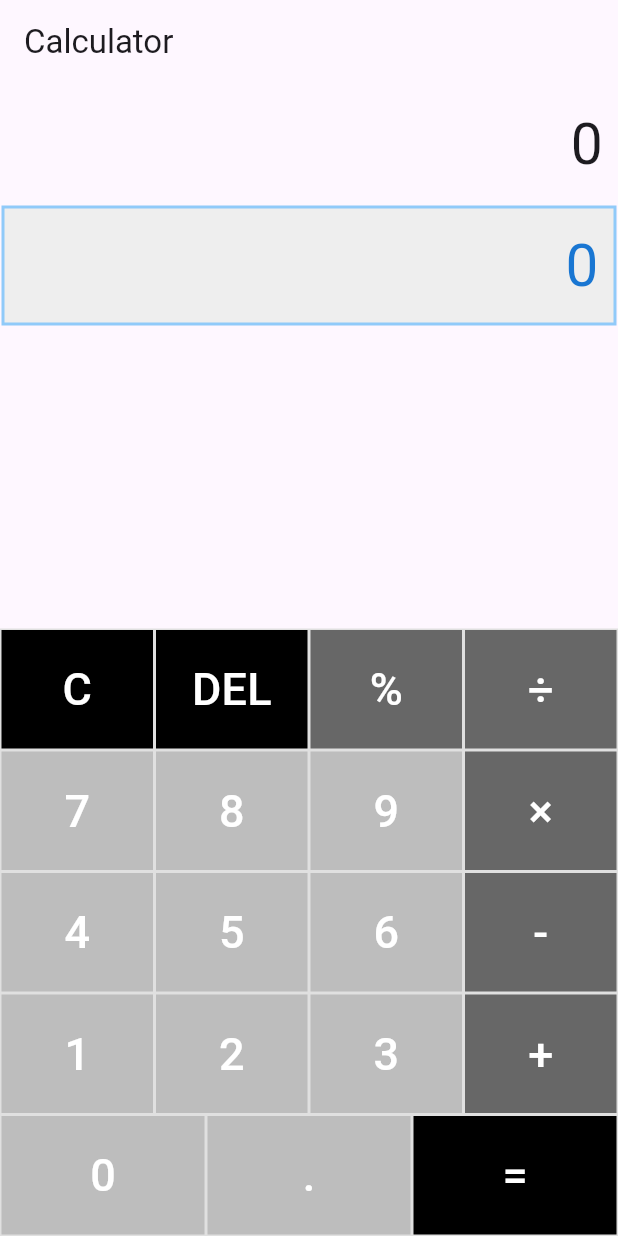
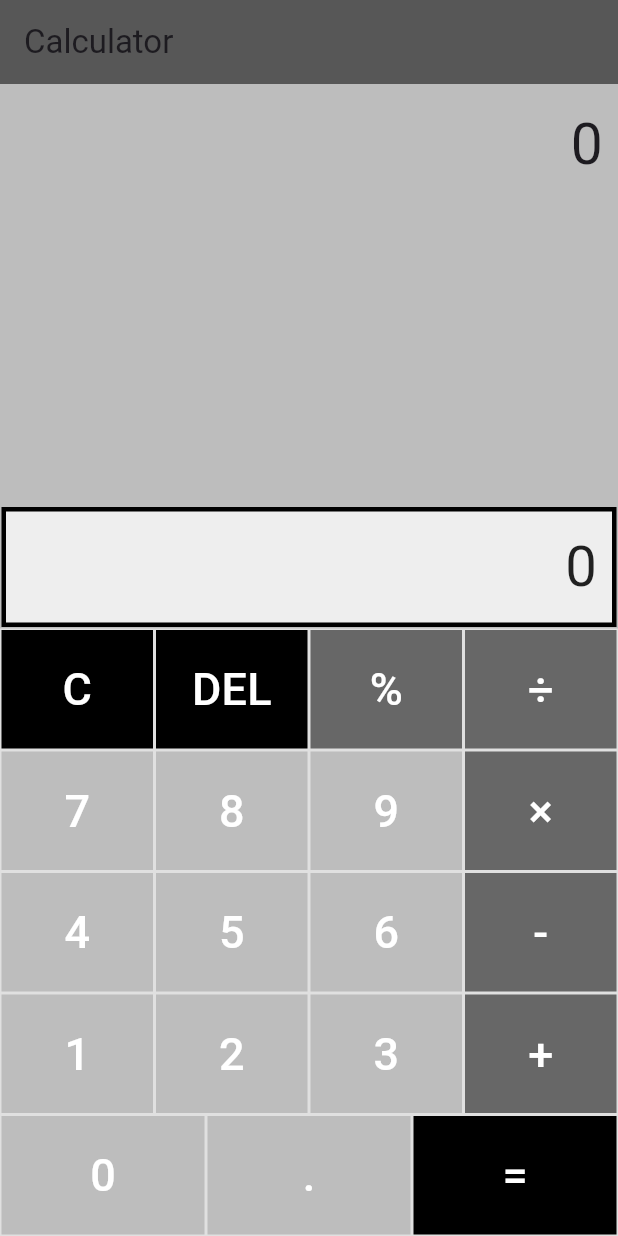
Before and after one commit to samuelpastor31/Calculadora-Flutter, a Flutter app: the screen it shows after launch, on a phone screen of 412 x 824 dp. Run offline on Flutter 3.47's test engine with Material 3 defaults, Android fonts, the phone set to English and light mode, and no system bars; our stand-ins replace math_expressions.

Commit message:
cuarto commit actividad3 resultPanel junto con buttonsPanel y varias modificaciones visuales hechas

```diff
--- a/lib/calculator_home.dart
+++ b/lib/calculator_home.dart
@@ -43,8 +43,8 @@ class _CalculatorHomeState extends State<CalculatorHome> {
       decoration: BoxDecoration(
         color: Colors.grey.shade200,
         border: Border.all(
-          color: Colors.blue.shade200,
-          width: 2,
+          color: Colors.black, //todo activ3 cambio de color y grosor del borde
+          width: 3,
         ),
       ),
       height: CalculatorHome.panelMaxHeight, //todo activ1 Restricción de altura máxima
@@ -55,7 +55,7 @@ class _CalculatorHomeState extends State<CalculatorHome> {
         _resultText,
         style: TextStyle(
           fontSize: _resultFontSize,
-          color: Colors.blue.shade700,
+          color: Colors.black87, //todo activ3 cambio color resultado a negro
         ),
         overflow: TextOverflow.ellipsis, //todo activ1 Evita que se desborde el texto
       ),
@@ -177,7 +177,10 @@ class _CalculatorHomeState extends State<CalculatorHome> {
   @override
   Widget build(BuildContext context) {
     return Scaffold(
-      appBar: AppBar(title: Text('Calculator')),
+      appBar: AppBar(
+          title: Text('Calculator'),
+          backgroundColor: Colors.black54 ,),//todo activ3 cambio de color del appbar a negro
+      backgroundColor: Colors.grey.shade400, //todo activ3 cambio del fondo a gris
       resizeToAvoidBottomInset: false,//todo activ2 evita que la pantalla se suba
       body: Column(
         mainAxisAlignment: MainAxisAlignment.spaceBetween,
@@ -190,12 +193,13 @@ class _CalculatorHomeState extends State<CalculatorHome> {
           mainAxisAlignment: MainAxisAlignment.spaceBetween,
           children: <Widget>[
                 _equationPanel(),
-                _resultPanel(),
+
           ],
         ),
       ),
       ),
       ),
+          _resultPanel(),
           _buttonsPanel(),
             ],
       ),
```
